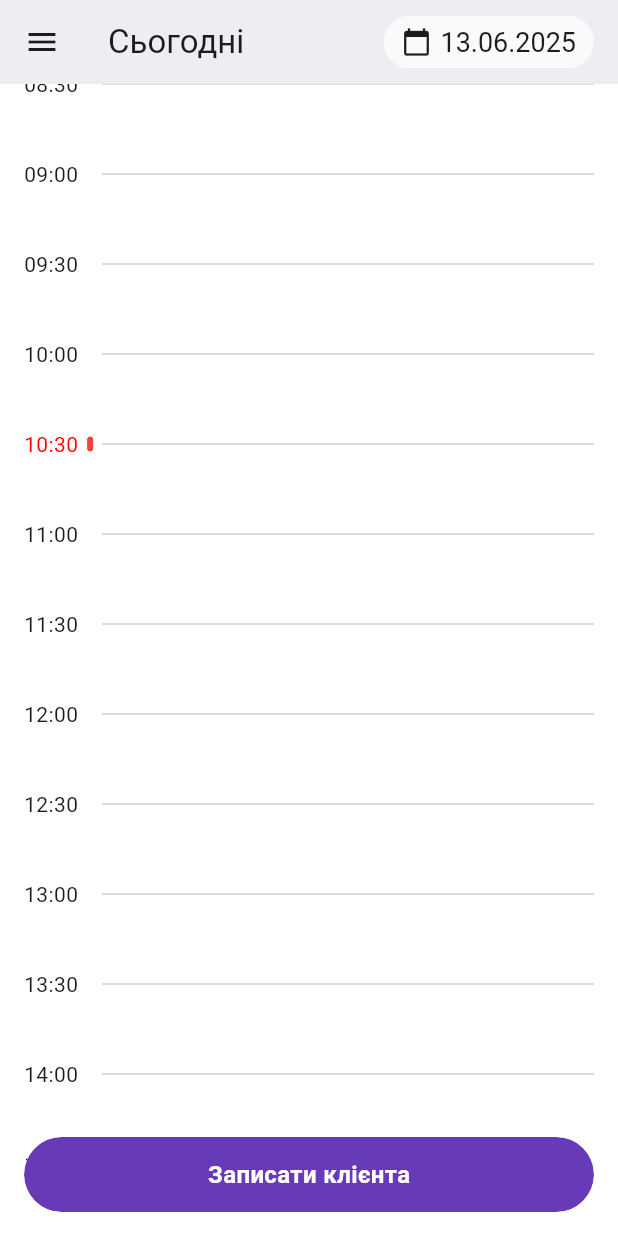
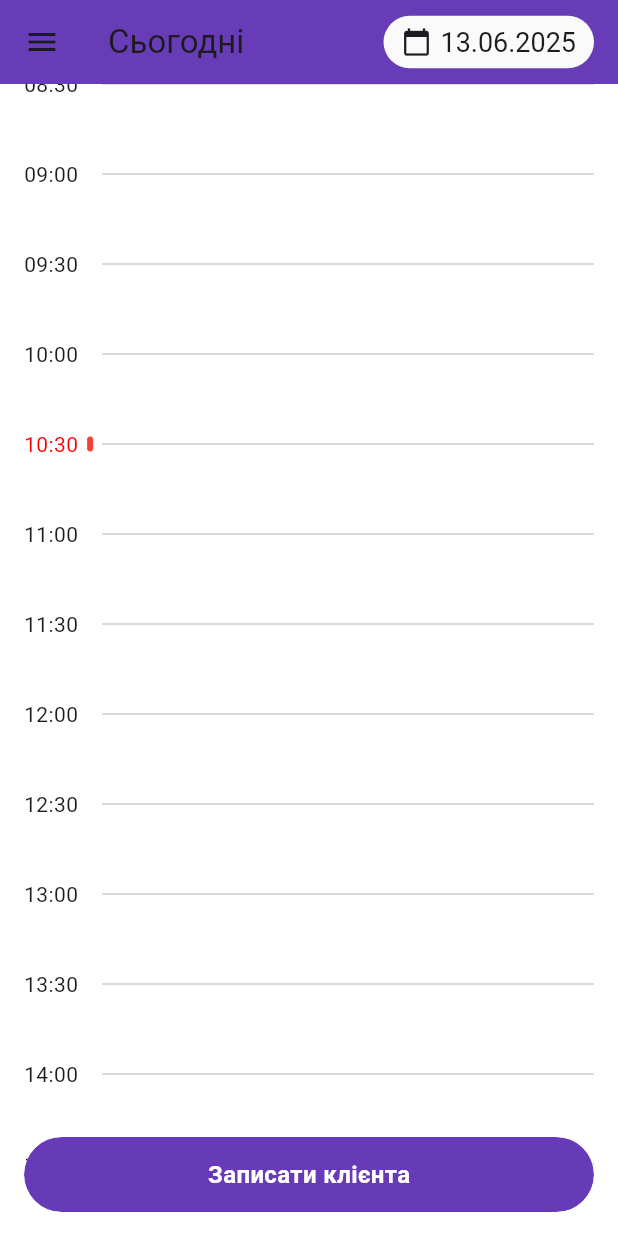
Before and after one commit to Sergey-Kudashev/crm_app, a Flutter app: the TodayScreen screen opened by its route, on a phone screen of 412 x 824 dp. Run offline on Flutter 3.47's test engine with Material 3 defaults, Android fonts, the phone set to English and light mode, and no system bars; our stand-ins replace cloud_firestore, firebase_auth, firebase_core, image_picker, lucide_icons, photo_view and 2 more; missing offline and left inert: firebase_app_check; accounts and stored records are empty; statements that could not run were skipped.

Commit message:
git fixed

```diff
--- a/lib/screens/today_screen.dart
+++ b/lib/screens/today_screen.dart
@@ -143,7 +143,7 @@ class _TodayScreenState extends State<TodayScreen> {
       drawer: const AppDrawer(currentRoute: AppRoutes.todayScreen),
       backgroundColor: Colors.transparent,
       appBar: AppBar(
-        backgroundColor: Colors.grey.shade50,
+        backgroundColor: Colors.deepPurple,
         title: Row(
           mainAxisAlignment: MainAxisAlignment.spaceBetween,
           children: [
```
